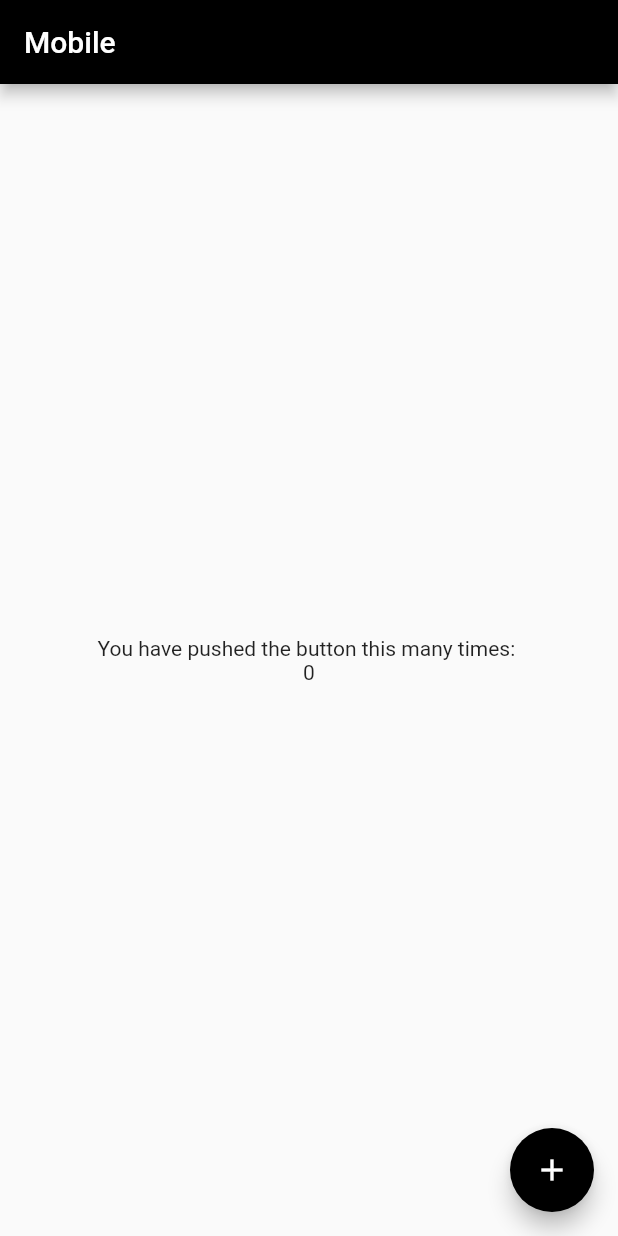
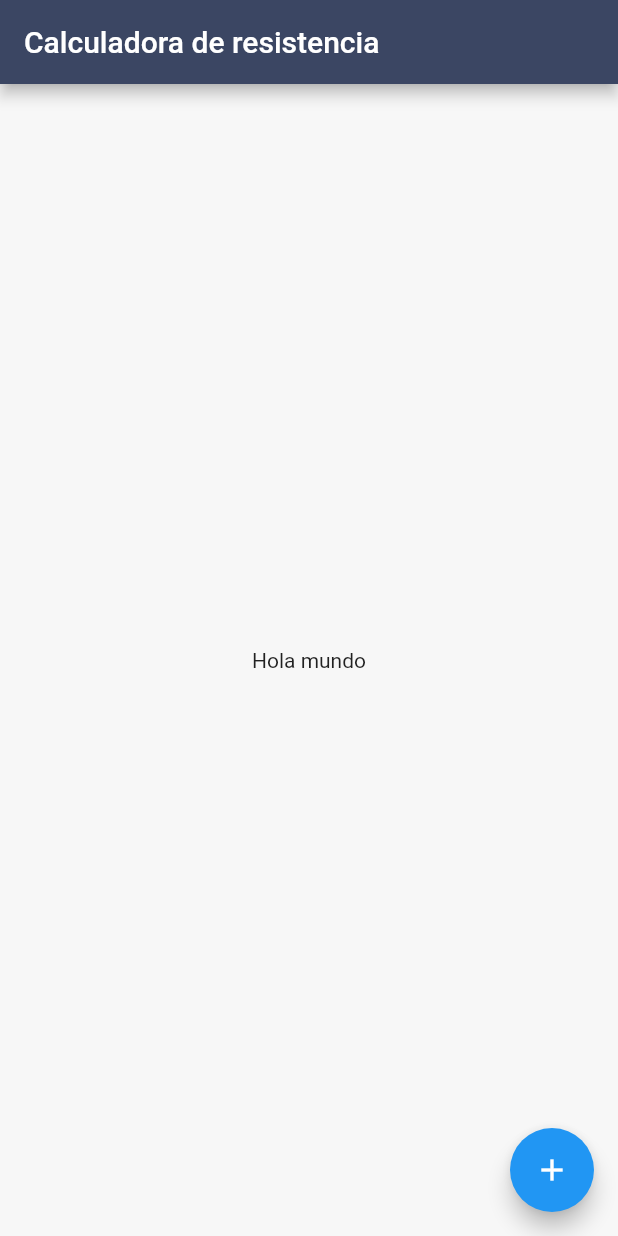
Before and after one commit to Jesus230899/Resistance-Calculator-App, a Flutter app: the screen it shows after launch, on a phone screen of 412 x 824 dp. Run offline on Flutter 3.47's test engine with Material 2 defaults, Android fonts, the phone set to English and light mode, and no system bars; our stand-ins replace equatable, get_it, logger, responsive_builder, stacked.

Commit message:
Theme added in app

```diff
--- a/lib/main.dart
+++ b/lib/main.dart
@@ -1,3 +1,5 @@
+import 'package:resistance_calculator_app/theme/theme.dart';
+
 import 'core/locator.dart';
 import 'core/providers.dart';
 import 'core/services/navigator_service.dart';
@@ -18,6 +20,8 @@ class MainApplication extends StatelessWidget {
     return MultiProvider(
       providers: ProviderInjector.providers,
       child: MaterialApp(
+        debugShowCheckedModeBanner: false,
+        theme: theme,
         navigatorKey: locator<NavigatorService>().navigatorKey,
         home: HomeView(),
       ),
--- /dev/null
+++ b/lib/theme/theme.dart
@@ -0,0 +1,18 @@
+import 'package:flutter/material.dart';
+
+class AppColors {
+  static const primaryColor = Color(0xff3b4663);
+  static const accentColor = Color(0xff9659fc);
+  static const backgroundColor = Color(0xfff7f7f7);
+}
+
+final theme = ThemeData(
+  primaryColor: Colors.white,
+  scaffoldBackgroundColor: AppColors.backgroundColor,
+  textSelectionTheme:
+      const TextSelectionThemeData(cursorColor: AppColors.accentColor),
+  visualDensity: VisualDensity.adaptivePlatformDensity,
+  colorScheme:
+      ThemeData().colorScheme.copyWith(primary: AppColors.primaryColor),
+  splashColor: Colors.white,
+);
--- a/lib/views/home/home_mobile.dart
+++ b/lib/views/home/home_mobile.dart
@@ -3,34 +3,22 @@ part of home_view;
 class _HomeMobile extends StatelessWidget {
   final HomeViewModel viewModel;
 
-  _HomeMobile(this.viewModel);
+  const _HomeMobile(this.viewModel);
 
   @override
   Widget build(BuildContext context) {
     return Scaffold(
       appBar: AppBar(
-        title: Text('Mobile'),
-        backgroundColor: Colors.black,
+        title: const Text('Calculadora de resistencia'),
+        // backgroundColor: Colors.black,
       ),
       body: Center(
-        child: Column(
-          mainAxisAlignment: MainAxisAlignment.center,
-          children: <Widget>[
-            Text(
-              'You have pushed the button this many times: ',
-              style: TextStyle(fontSize: 14),
-            ),
-            Text(
-              '${viewModel.counter}',
-              // style: Theme.of(context).textTheme.display1,
-            ),
-          ],
-        ),
+        child: Container(child: const Text('Hola mundo')),
       ),
       floatingActionButton: FloatingActionButton(
         child: Icon(Icons.add),
         onPressed: viewModel.increment,
-        backgroundColor: Colors.black,
+        // backgroundColor: Colors.black,
       ),
     );
   }
```
